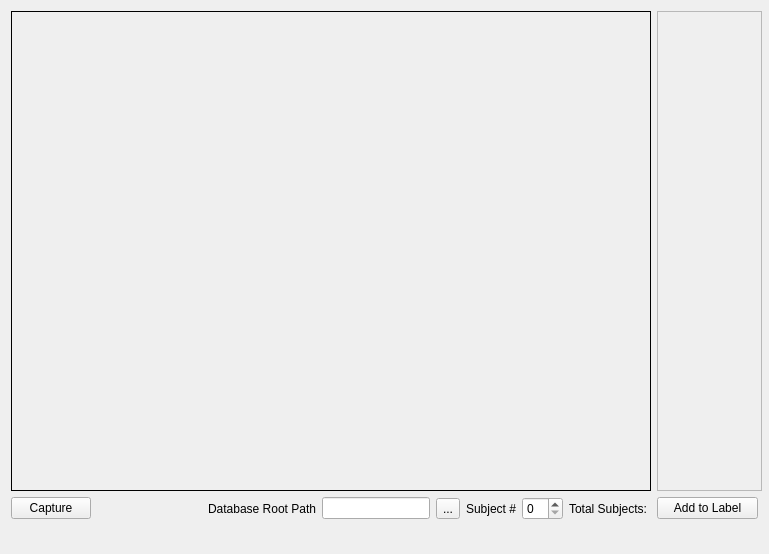
The window that detector.ui (windsice/Facial-Recognition) describes before a commit, drawn with Qt 5.
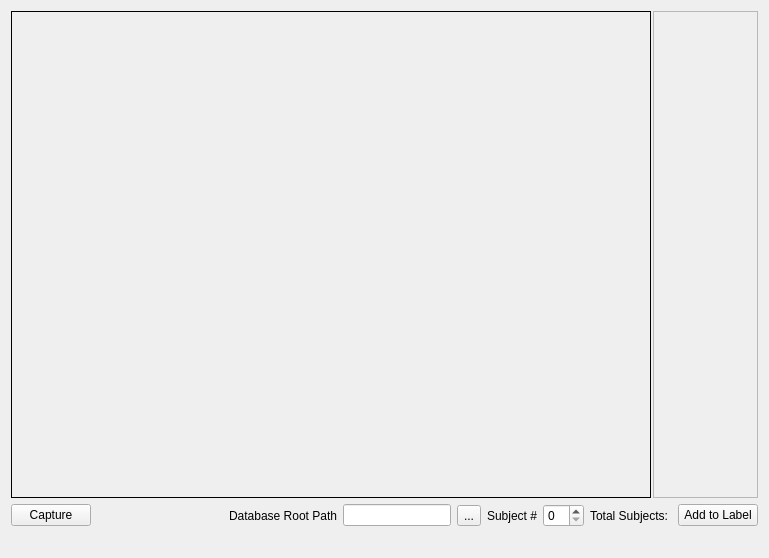
The same window after the commit.

Commit message: adding abstract class for still object detection

Patch:
```diff
--- a/detector.ui
+++ b/detector.ui
@@ -7,7 +7,7 @@
     <x>0</x>
     <y>0</y>
     <width>769</width>
-    <height>554</height>
+    <height>558</height>
    </rect>
   </property>
   <property name="minimumSize">
@@ -18,25 +18,18 @@
   </property>
   <property name="maximumSize">
    <size>
-    <width>769</width>
+    <width>16777215</width>
     <height>16777215</height>
    </size>
   </property>
   <property name="windowTitle">
    <string>Form</string>
   </property>
-  <layout class="QFormLayout" name="formLayout">
-   <property name="fieldGrowthPolicy">
-    <enum>QFormLayout::AllNonFixedFieldsGrow</enum>
-   </property>
-   <item row="0" column="0">
+  <layout class="QVBoxLayout" name="verticalLayout">
+   <item>
+    <layout class="QHBoxLayout" name="horizontalLayout">
+     <item>
     <widget class="QLabel" name="CameraScreen">
-     <property name="sizePolicy">
-      <sizepolicy hsizetype="Fixed" vsizetype="Fixed">
-       <horstretch>0</horstretch>
-       <verstretch>0</verstretch>
-      </sizepolicy>
-     </property>
      <property name="minimumSize">
       <size>
        <width>640</width>
@@ -45,8 +38,8 @@
      </property>
      <property name="maximumSize">
       <size>
-       <width>640</width>
-       <height>480</height>
+         <width>16777215</width>
+         <height>16777215</height>
       </size>
      </property>
      <property name="frameShape">
@@ -55,9 +48,12 @@
      <property name="text">
       <string/>
      </property>
-    </widget>
-   </item>
-   <item row="0" column="1">
+       <property name="alignment">
+        <set>Qt::AlignCenter</set>
+       </property>
+      </widget>
+     </item>
+     <item>
     <widget class="QScrollArea" name="Capturing_set_area">
      <property name="minimumSize">
       <size>
@@ -68,7 +64,7 @@
      <property name="maximumSize">
       <size>
        <width>105</width>
-       <height>480</height>
+         <height>16777215</height>
       </size>
      </property>
      <property name="verticalScrollBarPolicy">
@@ -90,15 +86,10 @@
      </widget>
     </widget>
    </item>
-   <item row="1" column="1">
-    <widget class="QPushButton" name="AddToLabel_Button">
-     <property name="text">
-      <string>Add to Label</string>
-     </property>
-    </widget>
+    </layout>
    </item>
-   <item row="1" column="0">
-    <layout class="QHBoxLayout" name="horizontalLayout_3" stretch="1,5,0,0,0,1,1,0">
+   <item>
+    <layout class="QHBoxLayout" name="horizontalLayout_3" stretch="1,5,0,0,0,1,1,0,0">
      <property name="spacing">
       <number>6</number>
      </property>
@@ -162,9 +153,16 @@
        </property>
       </widget>
      </item>
+     <item>
+      <widget class="QPushButton" name="AddToLabel_Button">
+       <property name="text">
+        <string>Add to Label</string>
+       </property>
+      </widget>
+     </item>
     </layout>
    </item>
-   <item row="3" column="0" colspan="2">
+   <item>
     <widget class="QLabel" name="status">
      <property name="text">
       <string/>
```
Left out of the diff: 1 changed line with no effect on the pictures. Lines whose indentation alone changed are shown as unchanged. The commit also changes 7 other files.
